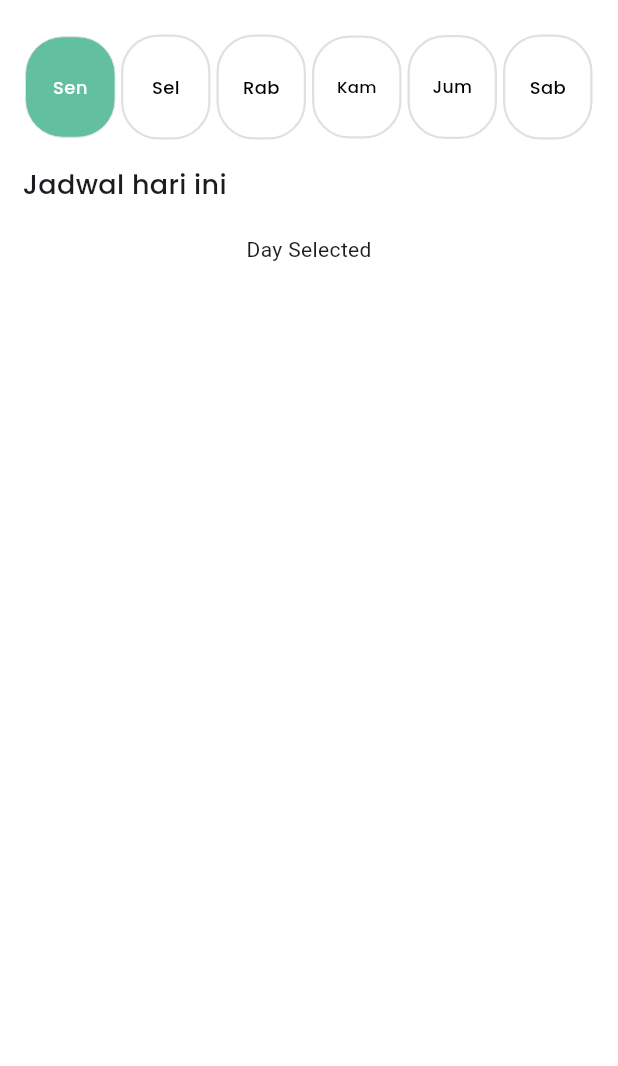
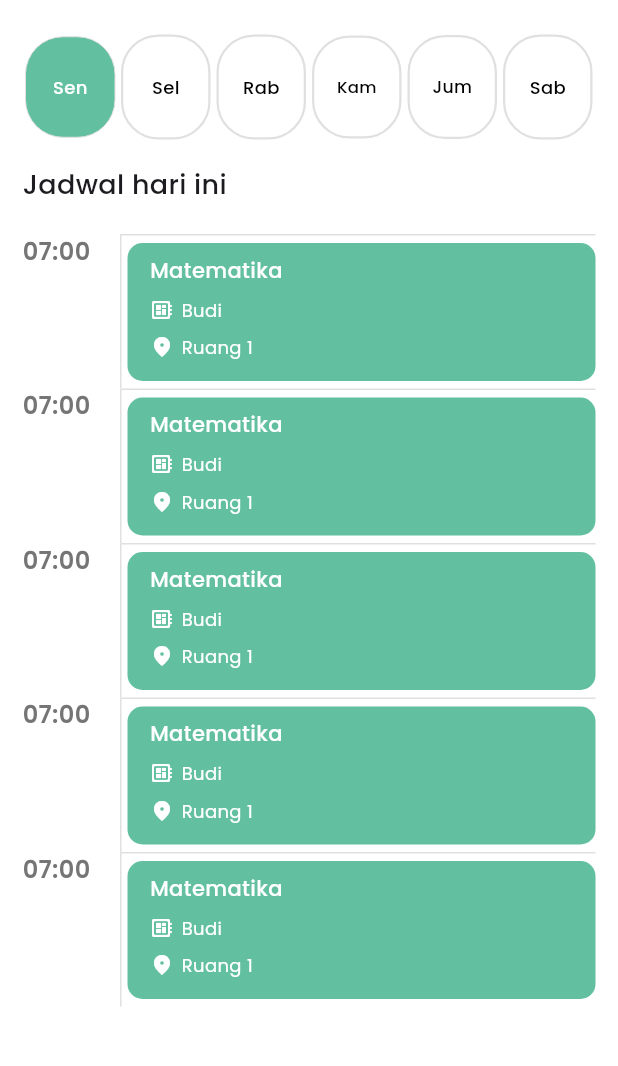
Before and after one commit to Shade2012/Latihan-Aplikasi-Kelas, a Flutter app: the HomePageView screen opened by its route, after a tap on "Sen", on a phone screen of 412 x 824 dp, the part 93-1159 px from its top. Run offline on Flutter 3.47's test engine with Material 3 defaults, Android fonts, the phone set to English and light mode, and no system bars; our stand-ins replace bloc, connectivity_plus, dartz, dio, equatable, flutter_bloc and 4 more; accounts and stored records are empty; network calls fail.

Commit message:
fix: [ME] minor fixes

```diff
--- a/lib/core/network/api_endpoint.dart
+++ b/lib/core/network/api_endpoint.dart
@@ -1,5 +1,5 @@
 class ApiEndPoint {
-  static String baseUrl = 'https://3346-36-72-216-90.ngrok-free.app';
+  static String baseUrl = 'https://c7d2-36-72-216-36.ngrok-free.app';
 
   //Auth
   static String baseUrlDetailUser = '$baseUrl/users/details';
--- a/lib/features/home/data/datasources/home_remote_data_source_impl.dart
+++ b/lib/features/home/data/datasources/home_remote_data_source_impl.dart
@@ -2,7 +2,6 @@ import 'package:intl/intl.dart';
 import 'package:latihan_aplikasi_manajemen_kelas/core/network/api_endpoint.dart';
 import 'package:latihan_aplikasi_manajemen_kelas/core/network/dio_instance.dart';
 import 'package:latihan_aplikasi_manajemen_kelas/features/home/data/datasources/home_remote_data_source.dart';
-import 'package:latihan_aplikasi_manajemen_kelas/features/home/data/models/home_model.dart';
 import 'package:latihan_aplikasi_manajemen_kelas/features/home/data/models/schedule_model.dart';
 
 import '../../../../core/error/exceptions.dart';
@@ -15,13 +14,18 @@ class HomeRemoteDataSourceImpl extends HomeRemoteDataSource {
   Future<List<ScheduleModel>> fetchSchedule() async {
     String today = DateFormat('EEEE', 'id_ID').format(DateTime.now());
     final response = await dioInstance.getRequest(
-      endpoint: "${ApiEndPoint.baseUrlUserSchedule}?hari=$today",
+      endpoint: "${ApiEndPoint.baseUrlUserSchedule}?hari=kamis",
       isAuthorize: true,
     );
     Map<String, dynamic> body = response.data;
     if (response.statusCode == 200) {
       List<dynamic> data = body['jadwal'];
       return ScheduleModel.fromJsonList(data);
+    }
+    if (response.statusCode == 404 &&
+        body['message'] == 'Jadwal kelas hari ini tidak ada.') {
+      // List<dynamic> data = body['jadwal'];
+      // return ScheduleModel.fromJsonList(data);
     }
     if (response.statusCode == 404) {
       throw const EmptyException(message: 'Data not found Error 404');
--- a/lib/features/home/presentation/bloc/home_page_bloc.dart
+++ b/lib/features/home/presentation/bloc/home_page_bloc.dart
@@ -10,25 +10,30 @@ part 'home_page_event.dart';
 part 'home_page_state.dart';
 
 class HomePageBloc extends Bloc<HomePageEvent, HomePageState> {
-  final GetScheduleUseCase getScheduleUseCase;
-
-  HomePageBloc({required this.getScheduleUseCase}) : super(HomePageInitial()) {
+  HomePageBloc({required GetScheduleUseCase getScheduleUseCase})
+      : _getScheduleUseCase = getScheduleUseCase,
+        super(HomePageInitial()) {
     on<HomePageEvent>((event, emit) {
       // TODO: implement event handler
     });
-    on<DaySelected>((event, emit) {
+    on<DaySelectEvent>((event, emit) {
       emit(DaySelectedState(event.selectedIndex));
     });
-    on<GetSchedule>((event, emit) async {
-      emit(HomePageLoading());
-      Either<Failure, List<ScheduleEntity>> result =
-          (await getScheduleUseCase.execute());
-      result.fold(
-        (failure) => emit(HomePageFailure(failure: failure)),
-        (schedules) => emit(HomePageLoaded(
-          schedules: schedules,
-        )),
-      );
-    });
+    on<GetScheduleEvent>(_getScheduleData);
+  }
+
+  final GetScheduleUseCase _getScheduleUseCase;
+
+  Future _getScheduleData(
+    GetScheduleEvent event,
+    Emitter<HomePageState> emit,
+  ) async {
+    emit(HomePageLoading());
+    Either<Failure, List<ScheduleEntity>> result =
+        (await _getScheduleUseCase.execute());
+    result.fold(
+      (failure) => emit(HomePageFailure(failure: failure)),
+      (schedules) => emit(HomePageLoaded(schedules: schedules)),
+    );
   }
 }
--- a/lib/features/home/presentation/bloc/home_page_event.dart
+++ b/lib/features/home/presentation/bloc/home_page_event.dart
@@ -7,13 +7,13 @@ abstract class HomePageEvent extends Equatable {
   List<Object> get props => [];
 }
 
-class DaySelected extends HomePageEvent {
+class DaySelectEvent extends HomePageEvent {
   final int selectedIndex;
 
-  const DaySelected(this.selectedIndex);
+  const DaySelectEvent(this.selectedIndex);
 
   @override
   List<Object> get props => [selectedIndex];
 }
 
-class GetSchedule extends HomePageEvent {}
+class GetScheduleEvent extends HomePageEvent {}
--- a/lib/features/home/presentation/widget/categories_widget.dart
+++ b/lib/features/home/presentation/widget/categories_widget.dart
@@ -12,7 +12,7 @@ class ChooseDayWidget extends StatelessWidget {
     return Expanded(
       child: GestureDetector(
         onTap: () {
-          context.read<HomePageBloc>().add(DaySelected(index));
+          context.read<HomePageBloc>().add(DaySelectEvent(index));
         },
         child: Container(
           margin: const EdgeInsets.all(2),
@@ -50,8 +50,9 @@ class ChooseDayWidget extends StatelessWidget {
   Widget build(BuildContext context) {
     return BlocBuilder<HomePageBloc, HomePageState>(
       builder: (context, state) {
-        final selectedIndex =
-            state is DaySelectedState ? state.selectedIndex : 0;
+        final selectedIndex = state is DaySelectedState
+            ? state.selectedIndex
+            : DateTime.now().weekday;
 
         return Row(
           mainAxisAlignment: MainAxisAlignment.spaceBetween,
--- a/lib/features/home/presentation/widget/schedule_widget.dart
+++ b/lib/features/home/presentation/widget/schedule_widget.dart
@@ -104,7 +104,7 @@ class ScheduleWidget extends StatelessWidget {
         BlocConsumer<HomePageBloc, HomePageState>(
           bloc: context.read<HomePageBloc>()
             ..add(
-              GetSchedule(),
+              GetScheduleEvent(),
             ),
           listener: (context, state) {},
           builder: (context, state) {
@@ -136,7 +136,20 @@ class ScheduleWidget extends StatelessWidget {
                 },
               );
             } else if (state is DaySelectedState) {
-              return const Center(child: Text('Day Selected'));
+              return ListView.builder(
+                itemCount: 5,
+                shrinkWrap: true,
+                physics: const NeverScrollableScrollPhysics(),
+                itemBuilder: (context, index) {
+                  return _buildItem(
+                    time: "07:00",
+                    subject: "Matematika",
+                    teacher: "Budi",
+                    room: "Ruang 1",
+                    day: "Senin",
+                  );
+                },
+              );
             } else {
               return const Center(child: Text('Other State'));
             }
```
